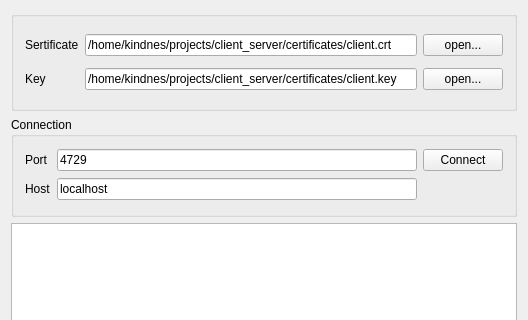
First picture: the form in client/mainwindow.ui, repository Dobr1802/QSsl_chat_v.2, before the edit; both pictures show x 0 to 528 and y 0 to 320 of the 528 by 493 pixel window.
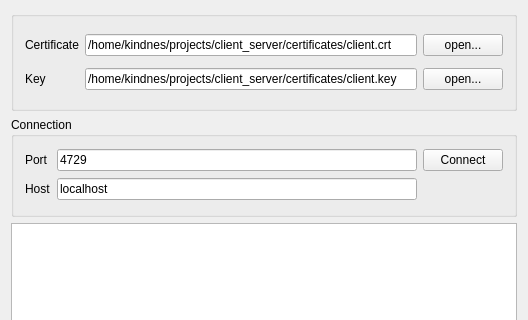
Second picture: the form after the edit.

Commit message: add client reaction on buttons open

What changed in the file:
```diff
--- a/client/mainwindow.ui
+++ b/client/mainwindow.ui
@@ -67,7 +67,7 @@
        <item row="0" column="0">
         <widget class="QLabel" name="label_3">
          <property name="text">
-          <string>Sertificate</string>
+          <string>Certificate</string>
          </property>
         </widget>
        </item>
```
Left out of the diff: 2 changed lines with no effect on the pictures. The commit also changes 2 other files.
